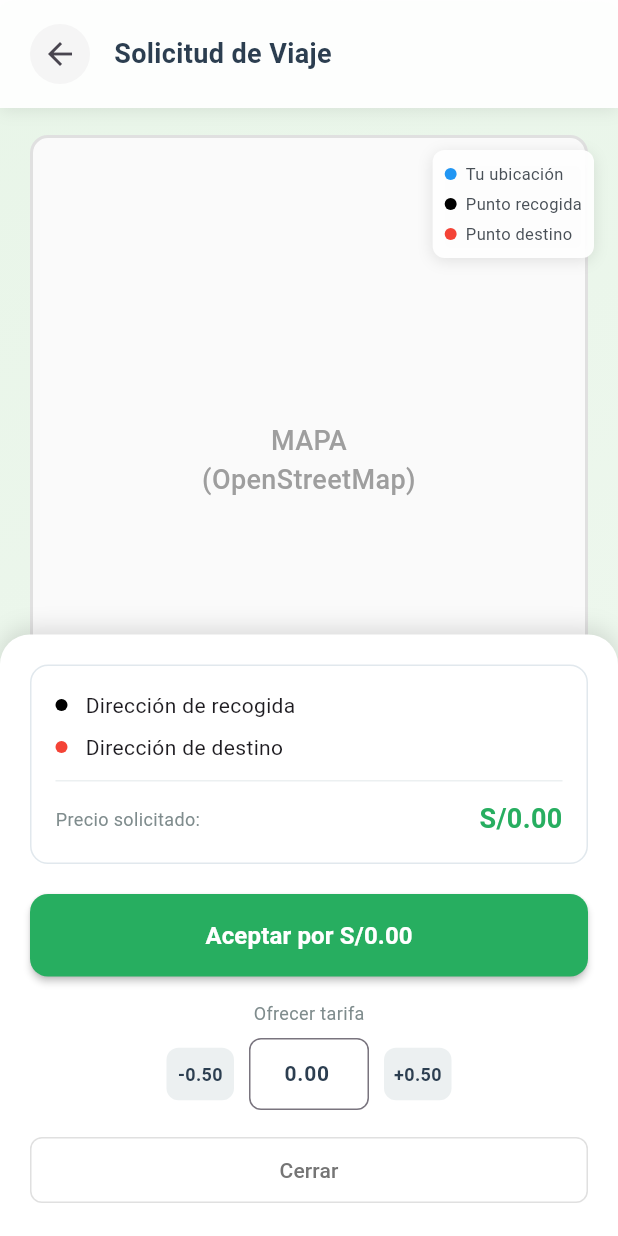
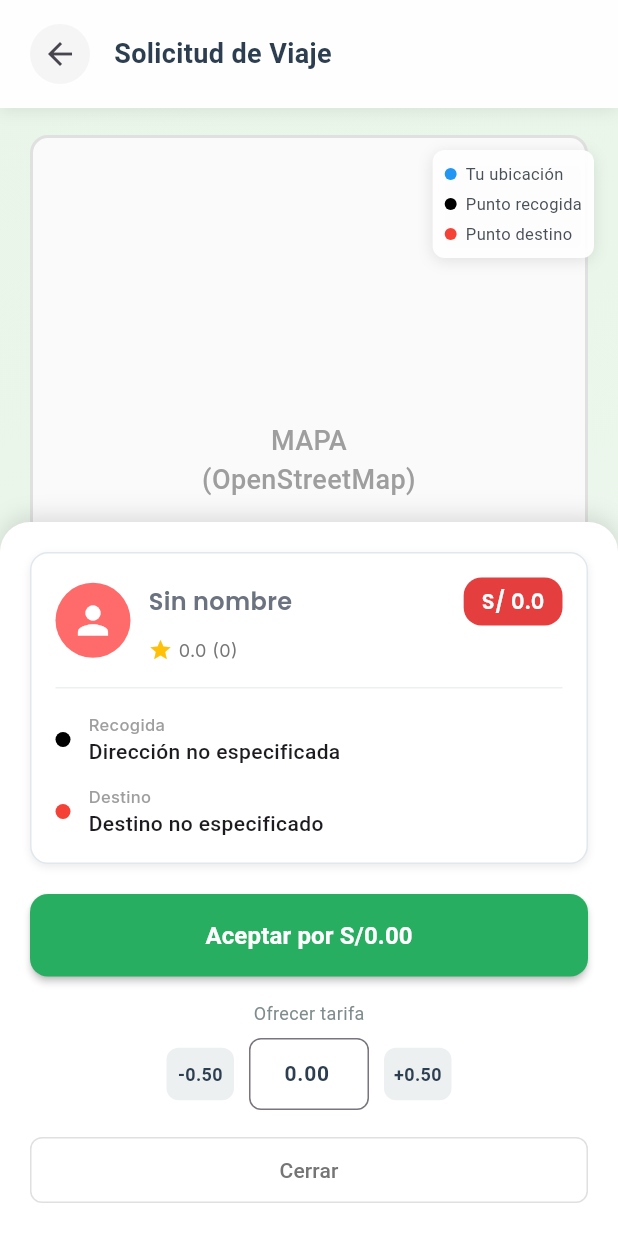
Before and after one commit to aresCharcaC/movilio, a Flutter app: the RequestDetailScreen screen opened directly with empty values, on a phone screen of 412 x 824 dp. Run offline on Flutter 3.47's test engine with Material 3 defaults, Android fonts, the light colour scheme and no system bars; our stand-ins replace dio, flutter_map, geolocator, get_it, google_fonts, image_picker and 3 more; accounts and stored records are empty; network calls fail.

Commit message:
detalles de solicitud mejorado

```diff
--- a/lib/presentation/modules/auth/Driver/screens/request_detail_screen.dart
+++ b/lib/presentation/modules/auth/Driver/screens/request_detail_screen.dart
@@ -6,6 +6,7 @@ import 'package:joya_express/core/constants/app_colors.dart';
 import 'package:joya_express/core/constants/app_text_styles.dart';
 import 'package:joya_express/data/models/ride_request_model.dart';
 import 'package:joya_express/domain/repositories/ride_repository.dart';
+import 'package:joya_express/presentation/modules/auth/Driver/widgets/passenger_info_card.dart';
 import 'package:get_it/get_it.dart';
 
 /// Pantalla de detalles de solicitud de viaje para conductores
@@ -396,8 +397,8 @@ class _RequestDetailScreenState extends State<RequestDetailScreen> {
           child: Column(
             mainAxisSize: MainAxisSize.min,
             children: [
-              // Card con información del viaje (reutilizada)
-              _buildRequestCard(),
+              // Card con información del pasajero
+              PassengerInfoCard(request: widget.request, showFullInfo: true),
 
               const SizedBox(height: 20),
 
@@ -467,72 +468,6 @@ class _RequestDetailScreenState extends State<RequestDetailScreen> {
           ),
         ),
       ),
-    );
-  }
-
-  /// Construye el card con información del viaje
-  Widget _buildRequestCard() {
-    return Container(
-      decoration: BoxDecoration(
-        color: Colors.white,
-        borderRadius: BorderRadius.circular(12),
-        border: Border.all(color: const Color(0xFFe1e8ed)),
-      ),
-      padding: const EdgeInsets.all(16),
-      child: Column(
-        children: [
-          // Detalles del viaje
-          Column(
-            children: [
-              _buildLocationRow(Colors.black, _pickupAddress),
-              const SizedBox(height: 8),
-              _buildLocationRow(Colors.red, _destinationAddress),
-            ],
-          ),
-
-          const SizedBox(height: 12),
-
-          // Info del viaje
-          Container(
-            padding: const EdgeInsets.only(top: 12),
-            decoration: const BoxDecoration(
-              border: Border(top: BorderSide(color: Color(0xFFecf0f1))),
-            ),
-            child: Row(
-              mainAxisAlignment: MainAxisAlignment.spaceBetween,
-              children: [
-                const Text(
-                  'Precio solicitado:',
-                  style: TextStyle(fontSize: 12, color: Color(0xFF7f8c8d)),
-                ),
-                Text(
-                  'S/${_suggestedPrice.toStringAsFixed(2)}',
-                  style: const TextStyle(
-                    fontSize: 18,
-                    fontWeight: FontWeight.bold,
-                    color: Color(0xFF27ae60),
-                  ),
-                ),
-              ],
-            ),
-          ),
-        ],
-      ),
-    );
-  }
-
-  /// Construye una fila de ubicación
-  Widget _buildLocationRow(Color color, String address) {
-    return Row(
-      children: [
-        Container(
-          width: 8,
-          height: 8,
-          decoration: BoxDecoration(color: color, shape: BoxShape.circle),
-        ),
-        const SizedBox(width: 12),
-        Expanded(child: Text(address, style: const TextStyle(fontSize: 14))),
-      ],
     );
   }
 
--- /dev/null
+++ b/lib/presentation/modules/auth/Driver/widgets/passenger_info_card.dart
@@ -0,0 +1,402 @@
+// lib/presentation/modules/auth/Driver/widgets/passenger_info_card.dart
+import 'package:flutter/material.dart';
+import 'package:joya_express/core/constants/app_colors.dart';
+import 'package:joya_express/core/constants/app_text_styles.dart';
+
+/// Widget reutilizable que muestra la información del pasajero
+/// Incluye avatar, nombre, rating, direcciones, métodos de pago y precio
+class PassengerInfoCard extends StatelessWidget {
+  final dynamic request;
+  final VoidCallback? onTap;
+  final bool showFullInfo;
+
+  const PassengerInfoCard({
+    super.key,
+    required this.request,
+    this.onTap,
+    this.showFullInfo = true,
+  });
+
+  @override
+  Widget build(BuildContext context) {
+    // Manejo seguro de propiedades del request
+    final foto =
+        _getProperty(request, ['foto', 'usuarioFoto', 'usuario_foto']) ?? '';
+    final nombre =
+        _getProperty(request, ['nombre', 'usuarioNombre', 'usuario_nombre']) ??
+        'Sin nombre';
+    final direccionOrigen =
+        _getProperty(request, [
+          'direccion',
+          'origenDireccion',
+          'origen_direccion',
+        ]) ??
+        'Dirección no especificada';
+    final direccionDestino =
+        _getProperty(request, ['destinoDireccion', 'destino_direccion']) ??
+        'Destino no especificado';
+    final metodos =
+        _getListProperty(request, ['metodos', 'metodosPago', 'metodos_pago']) ??
+        <String>[];
+    final rating =
+        _getDoubleProperty(request, [
+          'rating',
+          'usuarioRating',
+          'usuario_rating',
+        ]) ??
+        0.0;
+    final votos =
+        _getIntProperty(request, ['votos', 'usuarioVotos', 'usuario_votos']) ??
+        0;
+    final precio =
+        _getDoubleProperty(request, [
+          'precioUsuario',
+          'precio_usuario',
+          'precio',
+          'tarifaMaxima',
+          'tarifa_maxima',
+          'tarifa_referencial',
+          'precioSugerido',
+          'precio_sugerido',
+        ]) ??
+        0.0;
+
+    return Container(
+      decoration: BoxDecoration(
+        color: AppColors.white,
+        borderRadius: BorderRadius.circular(12),
+        border: Border.all(color: const Color(0xFFe1e8ed)),
+        boxShadow: [
+          BoxShadow(
+            color: Colors.black.withOpacity(0.08),
+            blurRadius: 4,
+            offset: const Offset(0, 2),
+          ),
+        ],
+      ),
+      child: Material(
+        color: Colors.transparent,
+        child: InkWell(
+          onTap: onTap,
+          borderRadius: BorderRadius.circular(12),
+          child: Padding(
+            padding: const EdgeInsets.all(16),
+            child: Column(
+              crossAxisAlignment: CrossAxisAlignment.start,
+              children: [
+                // Información del pasajero
+                Row(
+                  children: [
+                    // Avatar
+                    _buildAvatar(foto, nombre),
+                    const SizedBox(width: 12),
+
+                    // Información principal
+                    Expanded(
+                      child: Column(
+                        crossAxisAlignment: CrossAxisAlignment.start,
+                        children: [
+                          // Fila superior: Nombre + Precio
+                          Row(
+                            mainAxisAlignment: MainAxisAlignment.spaceBetween,
+                            children: [
+                              Expanded(
+                                child: Text(
+                                  nombre,
+                                  style: AppTextStyles.poppinsSubtitle.copyWith(
+                                    fontSize: 16,
+                                    fontWeight: FontWeight.w600,
+                                  ),
+                                  overflow: TextOverflow.ellipsis,
+                                ),
+                              ),
+                              _buildPriceChip(precio),
+                            ],
+                          ),
+
+                          const SizedBox(height: 8),
+
+                          // Rating y métodos de pago
+                          Row(
+                            children: [
+                              _buildRating(rating, votos),
+                              const SizedBox(width: 12),
+                              Expanded(child: _buildMethods(metodos)),
+                            ],
+                          ),
+                        ],
+                      ),
+                    ),
+                  ],
+                ),
+
+                if (showFullInfo) ...[
+                  const SizedBox(height: 16),
+
+                  // Separador
+                  Container(height: 1, color: const Color(0xFFecf0f1)),
+
+                  const SizedBox(height: 16),
+
+                  // Direcciones
+                  Column(
+                    children: [
+                      _buildLocationRow(
+                        Colors.black,
+                        direccionOrigen,
+                        'Recogida',
+                      ),
+                      const SizedBox(height: 12),
+                      _buildLocationRow(
+                        Colors.red,
+                        direccionDestino,
+                        'Destino',
+                      ),
+                    ],
+                  ),
+                ],
+              ],
+            ),
+          ),
+        ),
+      ),
+    );
+  }
+
+  /// Construye el avatar del pasajero
+  Widget _buildAvatar(String foto, String nombre) {
+    return Container(
+      width: 50,
+      height: 50,
+      decoration: BoxDecoration(
+        shape: BoxShape.circle,
+        color: AppColors.primaryLight,
+      ),
+      child:
+          foto.isNotEmpty
+              ? ClipOval(
+                child: Image.network(
+                  foto,
+                  fit: BoxFit.cover,
+                  errorBuilder: (_, __, ___) => _buildAvatarFallback(nombre),
+                ),
+              )
+              : _buildAvatarFallback(nombre),
+    );
+  }
+
+  /// Fallback del avatar con inicial del nombre
+  Widget _buildAvatarFallback(String nombre) {
+    return Center(child: Icon(Icons.person, size: 30, color: AppColors.white));
+  }
+
+  /// Chip del precio
+  Widget _buildPriceChip(double precio) {
+    return Container(
+      padding: const EdgeInsets.symmetric(horizontal: 12, vertical: 6),
+      decoration: BoxDecoration(
+        color: AppColors.primary,
+        borderRadius: BorderRadius.circular(12),
+      ),
+      child: Text(
+        'S/ ${precio.toStringAsFixed(1)}',
+        style: AppTextStyles.poppinsButton.copyWith(
+          fontSize: 14,
+          fontWeight: FontWeight.w600,
+        ),
+      ),
+    );
+  }
+
+  /// Rating del pasajero
+  Widget _buildRating(double rating, int votos) {
+    return Row(
+      mainAxisSize: MainAxisSize.min,
+      children: [
+        Icon(Icons.star, size: 16, color: Colors.amber),
+        const SizedBox(width: 4),
+        Text(
+          '${rating.toStringAsFixed(1)} (${votos})',
+          style: AppTextStyles.interBodySmall.copyWith(
+            fontSize: 12,
+            color: Colors.grey[600],
+          ),
+        ),
+      ],
+    );
+  }
+
+  /// Métodos de pago
+  Widget _buildMethods(List<String> metodos) {
+    if (metodos.isEmpty) return const SizedBox.shrink();
+
+    return SingleChildScrollView(
+      scrollDirection: Axis.horizontal,
+      child: Row(
+        children:
+            metodos.take(3).map((metodo) {
+              // Colores específicos por método
+              Color backgroundColor;
+              Color textColor = Colors.white;
+
+              switch (metodo.toLowerCase()) {
+                case 'yape':
+                  backgroundColor = const Color(0xFF722F87); // Morado Yape
+                  break;
+                case 'plin':
+                  backgroundColor = const Color(0xFF00BCD4); // Celeste Plin
+                  break;
+                case 'efectivo':
+                  backgroundColor = const Color(0xFF4CAF50); // Verde Efectivo
+                  break;
+                default:
+                  backgroundColor = AppColors.greyLight;
+                  textColor = AppColors.textSecondary;
+              }
+
+              return Container(
+                margin: const EdgeInsets.only(right: 6),
+                padding: const EdgeInsets.symmetric(horizontal: 8, vertical: 4),
+                decoration: BoxDecoration(
+                  color: backgroundColor,
+                  borderRadius: BorderRadius.circular(8),
+                ),
+                child: Text(
+                  metodo,
+                  style: AppTextStyles.interBodySmall.copyWith(
+                    fontSize: 10,
+                    color: textColor,
+                    fontWeight: FontWeight.w600,
+                  ),
+                ),
+              );
+            }).toList(),
+      ),
+    );
+  }
+
+  /// Fila de ubicación
+  Widget _buildLocationRow(Color color, String address, String label) {
+    return Row(
+      children: [
+        Container(
+          width: 10,
+          height: 10,
+          decoration: BoxDecoration(color: color, shape: BoxShape.circle),
+        ),
+        const SizedBox(width: 12),
+        Expanded(
+          child: Column(
+            crossAxisAlignment: CrossAxisAlignment.start,
+            children: [
+              Text(
+                label,
+                style: AppTextStyles.interBodySmall.copyWith(
+                  fontSize: 11,
+                  color: Colors.grey[500],
+                  fontWeight: FontWeight.w500,
+                ),
+              ),
+              Text(
+                address,
+                style: const TextStyle(
+                  fontSize: 14,
+                  fontWeight: FontWeight.w500,
+                ),
+                maxLines: 2,
+                overflow: TextOverflow.ellipsis,
+              ),
+            ],
+          ),
+        ),
+      ],
+    );
+  }
+
+  /// Método auxiliar para obtener propiedades de forma segura
+  static dynamic _getProperty(dynamic obj, List<String> keys) {
+    if (obj == null) return null;
+
+    for (String key in keys) {
+      try {
+        if (obj is Map<String, dynamic> && obj.containsKey(key)) {
+          final value = obj[key];
+          if (value != null && value.toString().trim().isNotEmpty) {
+            return value;
+          }
+        } else if (obj.runtimeType.toString().contains('RideRequestModel')) {
+          switch (key) {
+            case 'foto':
+            case 'usuarioFoto':
+              return obj.usuarioFoto;
+            case 'nombre':
+            case 'usuarioNombre':
+              return obj.usuarioNombre;
+            case 'direccion':
+            case 'origenDireccion':
+              return obj.origenDireccion;
+            case 'destinoDireccion':
+              return obj.destinoDireccion;
+            case 'metodos':
+            case 'metodosPago':
+              return obj.metodosPago;
+            case 'rating':
+            case 'usuarioRating':
+              return obj.usuarioRating;
+            case 'votos':
+            case 'usuarioVotos':
+              return obj.usuarioVotos;
+            case 'precio':
+            case 'tarifaMaxima':
+            case 'precioSugerido':
+              return obj.precioSugerido ?? obj.tarifaMaxima;
+          }
+        }
+      } catch (e) {
+        continue;
+      }
+    }
+    return null;
+  }
+
+  /// Método auxiliar para obtener listas de forma segura
+  static List<String>? _getListProperty(dynamic obj, List<String> keys) {
+    final value = _getProperty(obj, keys);
+    if (value == null) return null;
+    if (value is List<String>) return value;
+    if (value is List) return value.map((e) => e.toString()).toList();
+    return null;
+  }
+
+  /// Método auxiliar para obtener doubles de forma segura
+  static double? _getDoubleProperty(dynamic obj, List<String> keys) {
+    final value = _getProperty(obj, keys);
+    if (value == null) return null;
+    if (value is double) return value;
+    if (value is int) return value.toDouble();
+    if (value is String) {
+      try {
+        return double.parse(value);
+      } catch (e) {
+        return null;
+      }
+    }
+    return null;
+  }
+
+  /// Método auxiliar para obtener enteros de forma segura
+  static int? _getIntProperty(dynamic obj, List<String> keys) {
+    final value = _getProperty(obj, keys);
+    if (value == null) return null;
+    if (value is int) return value;
+    if (value is double) return value.toInt();
+    if (value is String) {
+      try {
+        return int.parse(value);
+      } catch (e) {
+        return null;
+      }
+    }
+    return null;
+  }
+}
```
